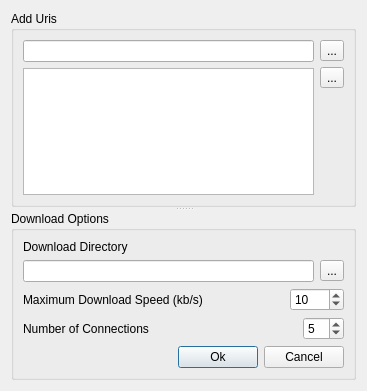
Qt form gui/NewDownloadDialog.ui (a-atalla/BarqDM) before a commit.
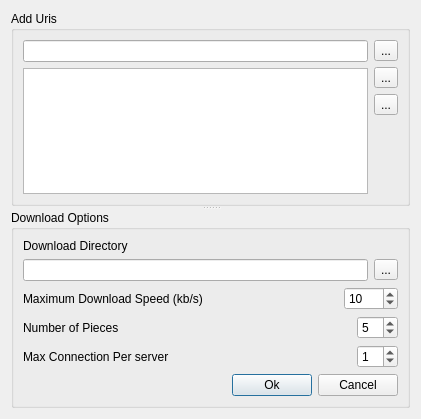
The same form after that commit. Icons and pictures are not drawn.

Commit message: tray icon DONE,enhance add download dialog

```diff
--- a/gui/NewDownloadDialog.ui
+++ b/gui/NewDownloadDialog.ui
@@ -6,8 +6,8 @@
    <rect>
     <x>0</x>
     <y>0</y>
-    <width>367</width>
-    <height>391</height>
+    <width>421</width>
+    <height>419</height>
    </rect>
   </property>
   <property name="windowTitle">
@@ -66,6 +66,20 @@
            </property>
           </widget>
          </item>
+         <item>
+          <widget class="QToolButton" name="btnLoadFile">
+           <property name="toolTip">
+            <string>Load URLs from text file</string>
+           </property>
+           <property name="text">
+            <string>...</string>
+           </property>
+           <property name="icon">
+            <iconset resource="images.qrc">
+             <normaloff>:/images/icons/document-edit-sign.png</normaloff>:/images/icons/document-edit-sign.png</iconset>
+           </property>
+          </widget>
+         </item>
          <item>
           <spacer name="verticalSpacer_2">
            <property name="orientation">
@@ -87,11 +101,7 @@
       <property name="title">
        <string>Download Options</string>
       </property>
-      <layout class="QVBoxLayout" name="verticalLayout_6">
-       <item>
-        <layout class="QVBoxLayout" name="verticalLayout_5">
-         <item>
-          <layout class="QVBoxLayout" name="verticalLayout_4">
+      <layout class="QVBoxLayout" name="verticalLayout_3">
            <item>
             <widget class="QLabel" name="label">
              <property name="text">
@@ -100,6 +110,8 @@
             </widget>
            </item>
            <item>
+        <layout class="QVBoxLayout" name="verticalLayout_4">
+         <item>
             <layout class="QHBoxLayout" name="horizontalLayout_2">
              <item>
               <widget class="QLineEdit" name="edtDir"/>
@@ -154,7 +166,7 @@
            <item>
             <widget class="QLabel" name="label_5">
              <property name="text">
-              <string>Number of Connections</string>
+            <string>Number of Pieces</string>
              </property>
             </widget>
            </item>
@@ -183,6 +195,37 @@
          <item>
           <layout class="QHBoxLayout" name="horizontalLayout_4">
            <item>
+          <widget class="QLabel" name="label_6">
+           <property name="text">
+            <string>Max Connection Per server</string>
+           </property>
+          </widget>
+         </item>
+         <item>
+          <spacer name="horizontalSpacer_4">
+           <property name="orientation">
+            <enum>Qt::Horizontal</enum>
+           </property>
+           <property name="sizeHint" stdset="0">
+            <size>
+             <width>40</width>
+             <height>20</height>
+            </size>
+           </property>
+          </spacer>
+         </item>
+         <item>
+          <widget class="QSpinBox" name="spinConnectionsPerServer">
+           <property name="value">
+            <number>1</number>
+           </property>
+          </widget>
+         </item>
+        </layout>
+       </item>
+       <item>
+        <layout class="QHBoxLayout" name="horizontalLayout_6">
+         <item>
             <spacer name="horizontalSpacer">
              <property name="orientation">
               <enum>Qt::Horizontal</enum>
@@ -216,8 +259,6 @@
                <normaloff>:/images/icons/dialog-cancel.png</normaloff>:/images/icons/dialog-cancel.png</iconset>
              </property>
             </widget>
-           </item>
-          </layout>
          </item>
         </layout>
        </item>
```
Left out of the diff: 8 changed lines with no effect on the pictures. Lines whose indentation alone changed are shown as unchanged. The commit also changes 17 other files.
